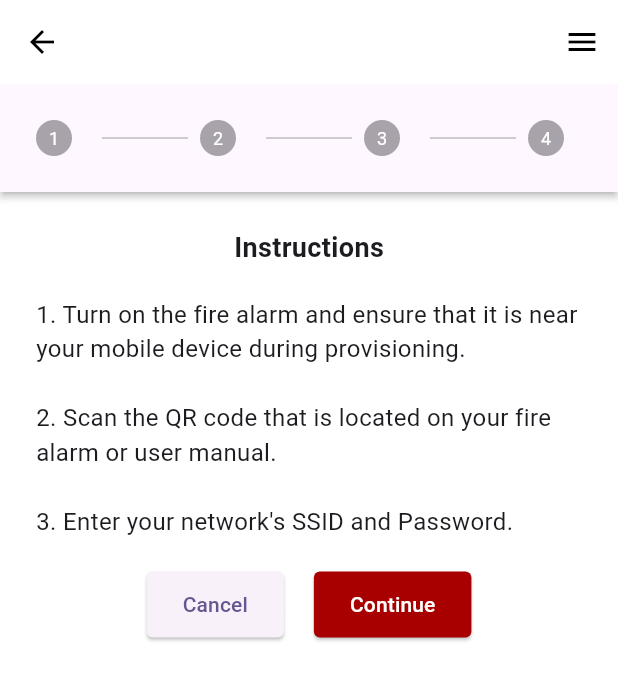
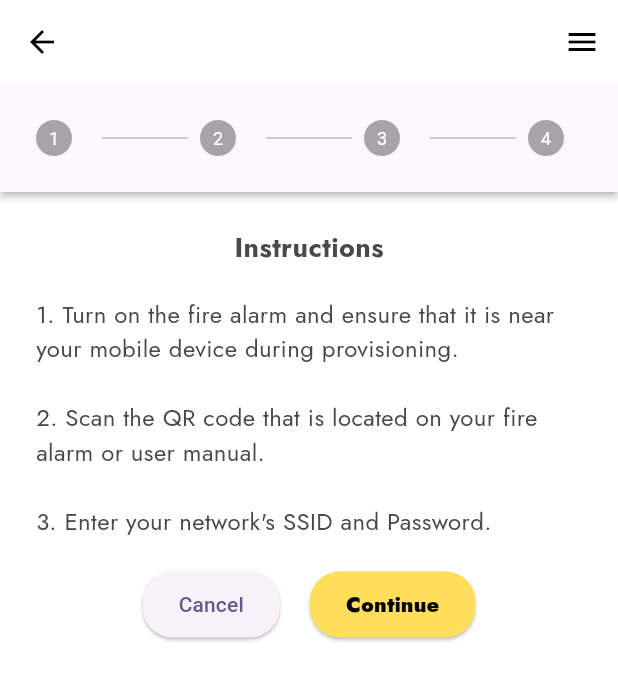
Before and after one commit to Cailo322/PyroSentrix, a Flutter app: the AddDeviceScreen screen opened by its route, on a phone screen of 412 x 824 dp. Shown: the top 680 px of the screen. Run offline on Flutter 3.47's test engine with Material 3 defaults, Android fonts, the phone set to English and light mode, and no system bars; our stand-ins replace audioplayers, cloud_firestore, firebase_auth, firebase_core, firebase_messaging, flutter_local_notifications and 2 more; missing offline and left inert: esp_smartconfig, mobile_scanner; accounts and stored records are empty.

Commit message:
Modified the devices.dart

```diff
--- a/lib/add_device.dart
+++ b/lib/add_device.dart
@@ -1,7 +1,6 @@
 import 'package:flutter/material.dart';
 import 'package:firebase_auth/firebase_auth.dart';
-import 'package:firebase_core/firebase_core.dart'; // Add this import
-import 'package:cloud_firestore/cloud_firestore.dart'; // Add this import
+import 'package:cloud_firestore/cloud_firestore.dart';
 import 'package:esp_smartconfig/esp_smartconfig.dart';
 import 'package:mobile_scanner/mobile_scanner.dart';
 import 'custom_app_bar.dart';
@@ -13,14 +12,16 @@ class AddDeviceScreen extends StatefulWidget {
 
 class _AddDeviceScreenState extends State<AddDeviceScreen> {
   final FirebaseAuth _auth = FirebaseAuth.instance;
-  final FirebaseFirestore _firestore = FirebaseFirestore.instance; // Firestore instance
-  int _currentStep = 0; // Stepper state
-  String? _scannedMacAddress; // Scanned MAC address
-  String? _scannedProductId; // Scanned Product ID
-  final _ssidController = TextEditingController(); // Wi-Fi SSID
-  final _passwordController = TextEditingController(); // Wi-Fi Password
-  final _provisioner = Provisioner.espTouch(); // Provisioner instance
-  bool _isProvisioning = false; // Track provisioning state
+  final FirebaseFirestore _firestore = FirebaseFirestore.instance;
+  int _currentStep = 0;
+  String? _scannedMacAddress;
+  String? _scannedProductId;
+  final _ssidController = TextEditingController();
+  final _passwordController = TextEditingController();
+  final _provisioner = Provisioner.espTouch();
+  bool _isProvisioning = false;
+  bool _isToastShown = false; // Add this flag
+
 
   void _checkUser(BuildContext context) {
     User? user = _auth.currentUser;
@@ -38,7 +39,7 @@ class _AddDeviceScreenState extends State<AddDeviceScreen> {
     }
 
     setState(() {
-      _isProvisioning = true; // Start provisioning
+      _isProvisioning = true;
     });
 
     _provisioner.listen((response) {
@@ -83,23 +84,20 @@ class _AddDeviceScreenState extends State<AddDeviceScreen> {
       );
     } finally {
       setState(() {
-        _isProvisioning = false; // End provisioning
+        _isProvisioning = false;
       });
     }
   }
 
   Future<void> _saveActivationDetails() async {
     try {
-      // Get the current user
       User? user = _auth.currentUser;
       if (user == null) {
         throw Exception("User not logged in");
       }
 
-      // Get the current timestamp in the required format
       String timestamp = DateTime.now().toUtc().toIso8601String();
 
-      // Save the activation details to Firestore
       await _firestore.collection('ProductActivation').add({
         'mac_address': _scannedMacAddress,
         'product_code': _scannedProductId,
@@ -117,7 +115,6 @@ class _AddDeviceScreenState extends State<AddDeviceScreen> {
   }
 
   void _onDeviceProvisioned(ProvisioningResponse response) async {
-    // Save activation details to Firestore
     await _saveActivationDetails();
 
     showDialog(
@@ -141,9 +138,8 @@ class _AddDeviceScreenState extends State<AddDeviceScreen> {
             TextButton(
               onPressed: () {
                 Navigator.of(context).pop();
-                // Move to the fourth step after provisioning is complete
                 setState(() {
-                  _currentStep = 3; // Go to the summary step
+                  _currentStep = 3;
                 });
               },
               child: const Text('OK'),
@@ -160,10 +156,10 @@ class _AddDeviceScreenState extends State<AddDeviceScreen> {
 
     return Scaffold(
       backgroundColor: Colors.white,
-      appBar: CustomAppBar(), // Retain the CustomAppBar
-      endDrawer: CustomDrawer(), // Retain the CustomDrawer
+      appBar: CustomAppBar(),
+      endDrawer: CustomDrawer(),
       body: Stepper(
-        type: StepperType.horizontal, // Horizontal stepper
+          type: StepperType.horizontal,
           currentStep: _currentStep,
           onStepContinue: () async {
             if (_currentStep == 1 && _scannedMacAddress == null) {
@@ -173,15 +169,12 @@ class _AddDeviceScreenState extends State<AddDeviceScreen> {
               return;
             }
             if (_currentStep == 2) {
-            // Start provisioning on the third step
               await _startProvisioning();
-            return; // Wait for provisioning to complete
+              return;
             }
             if (_currentStep < 3) {
               setState(() => _currentStep += 1);
             } else if (_currentStep == 3) {
-            // Navigate to devices.dart on the fourth step
-            debugPrint("Navigating to /DevicesScreen"); // Debug statement
               Navigator.pushReplacementNamed(context, '/DevicesScreen');
             }
           },
@@ -198,12 +191,12 @@ class _AddDeviceScreenState extends State<AddDeviceScreen> {
                   Row(
                     mainAxisAlignment: MainAxisAlignment.center,
                     children: [
-                    if (_currentStep != 3) // Hide Cancel button on the fourth step
+                      if (_currentStep != 3)
                         ElevatedButton(
                           onPressed: details.onStepCancel,
                           style: ElevatedButton.styleFrom(
                             shape: RoundedRectangleBorder(
-                            borderRadius: BorderRadius.circular(4),
+                              borderRadius: BorderRadius.circular(20), // Oval shape
                             ),
                             padding: const EdgeInsets.symmetric(horizontal: 24, vertical: 12),
                           ),
@@ -211,16 +204,22 @@ class _AddDeviceScreenState extends State<AddDeviceScreen> {
                         ),
                       if (_currentStep != 3) const SizedBox(width: 20),
                       ElevatedButton(
-                      onPressed: _isProvisioning ? null : details.onStepContinue, // Disable button during provisioning
+                        onPressed: _isProvisioning ? null : details.onStepContinue,
                         style: ElevatedButton.styleFrom(
-                        backgroundColor: const Color(0xFFA80000),
-                        foregroundColor: Colors.white,
+                          backgroundColor: const Color(0xFFFFDE59), // Consistent button color
+                          foregroundColor: Colors.black,
                           shape: RoundedRectangleBorder(
-                          borderRadius: BorderRadius.circular(4),
+                            borderRadius: BorderRadius.circular(20), // Oval shape
                           ),
                           padding: const EdgeInsets.symmetric(horizontal: 24, vertical: 12),
                         ),
-                      child: Text(_currentStep == 3 ? 'Done' : 'Continue'),
+                        child: Text(
+                          _currentStep == 3 ? 'Done' : 'Continue',
+                          style: TextStyle(
+                            fontFamily: 'Jost', // Consistent font
+                            fontWeight: FontWeight.w900,
+                          ),
+                        ),
                       ),
                     ],
                   ),
@@ -231,7 +230,7 @@ class _AddDeviceScreenState extends State<AddDeviceScreen> {
           steps: [
       // Step 1: Instructions
       Step(
-            title: const Text(''), // Empty title to only show the step number
+      title: const Text(''),
       content: Center(
         child: Column(
           mainAxisAlignment: MainAxisAlignment.center,
@@ -239,14 +238,23 @@ class _AddDeviceScreenState extends State<AddDeviceScreen> {
           children: [
             const Text(
               'Instructions',
-                    style: TextStyle(fontSize: 18, fontWeight: FontWeight.bold),
+              style: TextStyle(
+                fontSize: 18,
+                fontWeight: FontWeight.bold,
+                fontFamily: 'Jost', // Consistent font
+                color: Color(0xFF494949), // Consistent text color
+              ),
             ),
             const SizedBox(height: 20),
             const Text(
               '1. Turn on the fire alarm and ensure that it is near your mobile device during provisioning.\n\n'
                   '2. Scan the QR code that is located on your fire alarm or user manual.\n\n'
                   '3. Enter your network\'s SSID and Password.',
-                    style: TextStyle(fontSize: 16),
+              style: TextStyle(
+                fontSize: 16,
+                fontFamily: 'Jost', // Consistent font
+                color: Color(0xFF494949), // Consistent text color
+              ),
               textAlign: TextAlign.left,
             ),
           ],
@@ -255,7 +263,7 @@ class _AddDeviceScreenState extends State<AddDeviceScreen> {
     ),
     // Step 2: QR Code Scanning
     Step(
-            title: const Text(''), // Empty title to only show the step number
+    title: const Text(''),
     content: Center(
     child: Column(
     mainAxisAlignment: MainAxisAlignment.center,
@@ -263,7 +271,12 @@ class _AddDeviceScreenState extends State<AddDeviceScreen> {
     children: [
     const Text(
     'Scan QR Code',
-                    style: TextStyle(fontSize: 18, fontWeight: FontWeight.bold),
+    style: TextStyle(
+    fontSize: 18,
+    fontWeight: FontWeight.bold,
+    fontFamily: 'Jost', // Consistent font
+    color: Color(0xFF494949), // Consistent text color
+    ),
     ),
     const SizedBox(height: 10),
       SizedBox(
@@ -271,6 +284,8 @@ class _AddDeviceScreenState extends State<AddDeviceScreen> {
         width: 200,
         child: MobileScanner(
           onDetect: (BarcodeCapture barcodeCapture) {
+            if (_isToastShown) return; // Do not show toast again if already shown
+
             final barcodes = barcodeCapture.barcodes;
             if (barcodes.isNotEmpty) {
               final data = barcodes.first.rawValue;
@@ -280,9 +295,17 @@ class _AddDeviceScreenState extends State<AddDeviceScreen> {
                   _scannedMacAddress = parts[0];
                   _scannedProductId = parts[1];
                 });
+
+                // Show toast only once
                 ScaffoldMessenger.of(context).showSnackBar(
-                              SnackBar(content: Text('Scanned MAC: $_scannedMacAddress')),
+                  SnackBar(
+                    content: Text('Scanned MAC: $_scannedMacAddress'),
+                    duration: const Duration(seconds: 3), // Show for 3 seconds
+                  ),
                 );
+
+                // Set the flag to true to prevent further toasts
+                _isToastShown = true;
               } else {
                 ScaffoldMessenger.of(context).showSnackBar(
                   const SnackBar(content: Text('Invalid QR code format')),
@@ -297,14 +320,20 @@ class _AddDeviceScreenState extends State<AddDeviceScreen> {
         ),
       ),
     if (_scannedMacAddress != null)
-                    Text('MAC: $_scannedMacAddress\nProduct ID: $_scannedProductId'),
+    Text(
+    'MAC: $_scannedMacAddress\nProduct ID: $_scannedProductId',
+    style: TextStyle(
+    fontFamily: 'Jost', // Consistent font
+    color: Color(0xFF494949), // Consistent text color
+    ),
+    ),
     ],
     ),
     ),
     ),
     // Step 3: Wi-Fi Provisioning
     Step(
-            title: const Text(''), // Empty title to only show the step number
+    title: const Text(''),
     content: Center(
     child: Column(
     mainAxisAlignment: MainAxisAlignment.center,
@@ -312,36 +341,24 @@ class _AddDeviceScreenState extends State<AddDeviceScreen> {
     children: [
     const Text(
     'Wi-Fi Provisioning',
-                    style: TextStyle(fontSize: 18, fontWeight: FontWeight.bold),
-                  ),
-                  const SizedBox(height: 10),
-                  SizedBox(
-                    width: 300,
-                    child: TextFormField(
-                      decoration: const InputDecoration(
-                        labelText: 'SSID (Network name)',
-                      ),
-                      controller: _ssidController,
+    style: TextStyle(
+    fontSize: 18,
+    fontWeight: FontWeight.bold,
+    fontFamily: 'Jost', // Consistent font
+    color: Color(0xFF494949), // Consistent text color
     ),
     ),
     const SizedBox(height: 10),
-                  SizedBox(
-                    width: 300,
-                    child: TextFormField(
-                      decoration: const InputDecoration(
-                        labelText: 'Password',
-                      ),
-                      obscureText: true,
-                      controller: _passwordController,
-                    ),
-                  ),
+    _buildTextInput('SSID (Network name)', _ssidController),
+    const SizedBox(height: 10),
+    _buildTextInput('Password', _passwordController, obscureText: true),
     ],
     ),
     ),
     ),
 // Step 4: Summary
     Step(
-            title: const Text(''), // Empty title to only show the step number
+    title: const Text(''),
     content: Center(
     child: Column(
     mainAxisAlignment: MainAxisAlignment.center,
@@ -349,24 +366,90 @@ class _AddDeviceScreenState extends State<AddDeviceScreen> {
     children: [
     const Text(
     'Summary',
-                    style: TextStyle(fontSize: 18, fontWeight: FontWeight.bold),
+    style: TextStyle(
+    fontSize: 18,
+    fontWeight: FontWeight.bold,
+    fontFamily: 'Jost', // Consistent font
+    color: Color(0xFF494949), // Consistent text color
+    ),
     ),
     const SizedBox(height: 20),
     Text(
     'MAC Address: $_scannedMacAddress',
-                    style: const TextStyle(fontSize: 16),
+    style: TextStyle(
+    fontSize: 16,
+    fontFamily: 'Jost', // Consistent font
+    color: Color(0xFF494949), // Consistent text color
+    ),
     ),
     const SizedBox(height: 10),
     Text(
     'Product Code: $_scannedProductId',
-                    style: const TextStyle(fontSize: 16),
+    style: TextStyle(
+    fontSize: 16,
+    fontFamily: 'Jost', // Consistent font
+    color: Color(0xFF494949), // Consistent text color
+    ),
     ),
     const SizedBox(height: 10),
     Text(
     'SSID: ${_ssidController.text}',
-                    style: const TextStyle(fontSize: 16),
+    style: TextStyle(
+    fontSize: 16,
+    fontFamily: 'Jost', // Consistent font
+    color: Color(0xFF494949), // Consistent text color
+    ),
     ),
     ],
+    ),
+    ),
+    ),
+    ],
+    ),
+    );
+  }
+
+  Widget _buildTextInput(String labelText, TextEditingController controller, {bool obscureText = false}) {
+    return Container(
+      width: 300,
+      child: Column(
+        crossAxisAlignment: CrossAxisAlignment.start,
+        children: [
+          Text(
+            labelText,
+            style: TextStyle(
+              fontFamily: 'Jost', // Consistent font
+              fontSize: 16,
+              fontWeight: FontWeight.w500,
+              color: Color(0xFF494949), // Consistent text color
+              shadows: [
+                Shadow(
+                  blurRadius: 3,
+                  color: Colors.black.withOpacity(0.2),
+                  offset: Offset(1, 1),
+                ),
+              ],
+            ),
+          ),
+          SizedBox(height: 8),
+          Container(
+            decoration: BoxDecoration(
+              color: Color(0xFFDDDDDD), // Consistent input field background
+              borderRadius: BorderRadius.circular(5),
+              boxShadow: [
+                BoxShadow(
+                  color: Colors.black.withOpacity(0.1),
+                  blurRadius: 5,
+                  offset: Offset(0, 2),
+                ),
+              ],
+            ),
+            child: TextField(
+              controller: controller,
+              obscureText: obscureText,
+              decoration: InputDecoration(
+                border: InputBorder.none,
+                contentPadding: EdgeInsets.symmetric(horizontal: 10),
               ),
             ),
           ),
--- a/lib/main.dart
+++ b/lib/main.dart
@@ -2,8 +2,6 @@ import 'package:firebase_core/firebase_core.dart';
 import 'package:flutter/material.dart';
 import 'package:provider/provider.dart'; // Import the provider package
 import 'splash_screen.dart';
-import 'welcome_screen.dart';
-import 'register.dart';
 import 'devices.dart';
 import 'add_device.dart';
 import 'monitor.dart';
--- a/lib/reset_system.dart
+++ b/lib/reset_system.dart
@@ -1,7 +1,5 @@
-import 'dart:io';
 import 'package:flutter/material.dart';
 import 'package:flutter/services.dart';
-import 'monitor.dart';
 import 'notification_service.dart'; // Import the NotificationService
 
 class ResetSystemScreen extends StatelessWidget {
--- a/lib/welcome_screen.dart
+++ b/lib/welcome_screen.dart
@@ -1,5 +1,5 @@
 import 'package:flutter/material.dart';
-import 'register.dart'; // Import the RegisterScreen
+import 'login.dart'; // Import the RegisterScreen
 
 class WelcomeScreen extends StatelessWidget {
   @override
@@ -23,7 +23,7 @@ class WelcomeScreen extends StatelessWidget {
               onPressed: () {
                 Navigator.pushReplacement(
                   context,
-                  MaterialPageRoute(builder: (context) => RegisterScreen()), // Navigate to RegisterScreen
+                  MaterialPageRoute(builder: (context) => LoginScreen()), // Navigate to RegisterScreen
                 );
               },
               child: Text('Get Started', style: TextStyle(fontFamily: 'Jost')), // Set the font family for button text
--- a/pubspec.yaml
+++ b/pubspec.yaml
@@ -54,7 +54,7 @@ dependencies:
   mobile_scanner: ^6.0.5
   cached_network_image: ^3.2.3
   shared_preferences: ^2.2.2
-  provider: ^6.0.0
+  provider: 6.0.0
 
 
 
```
Also changed, not shown: pubspec.lock. Lines whose indentation alone changed are shown as unchanged.
